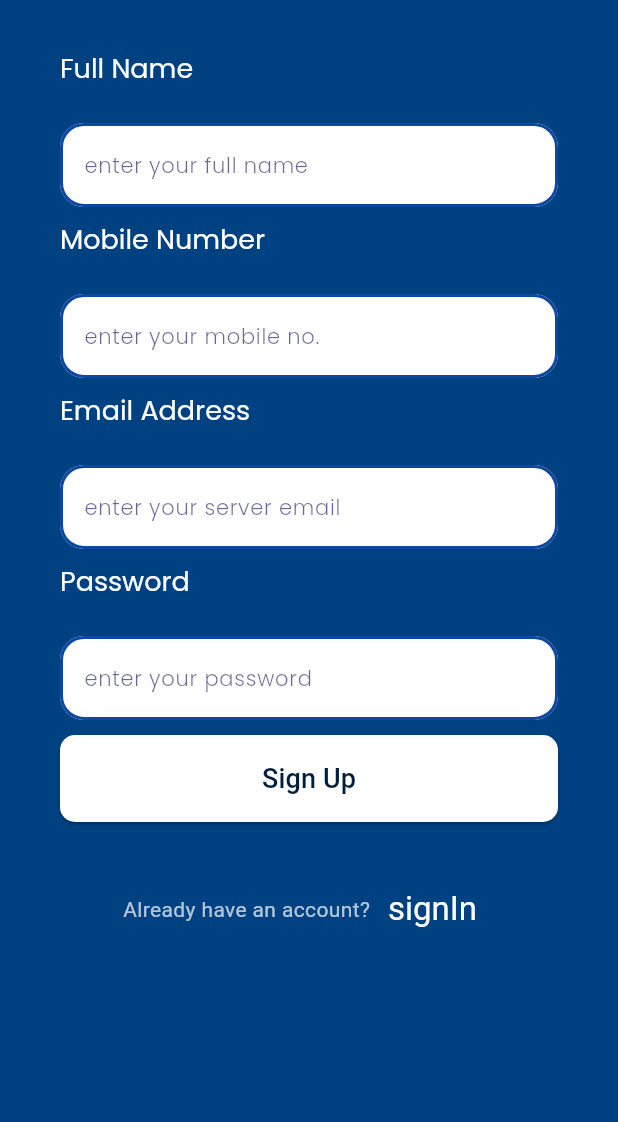
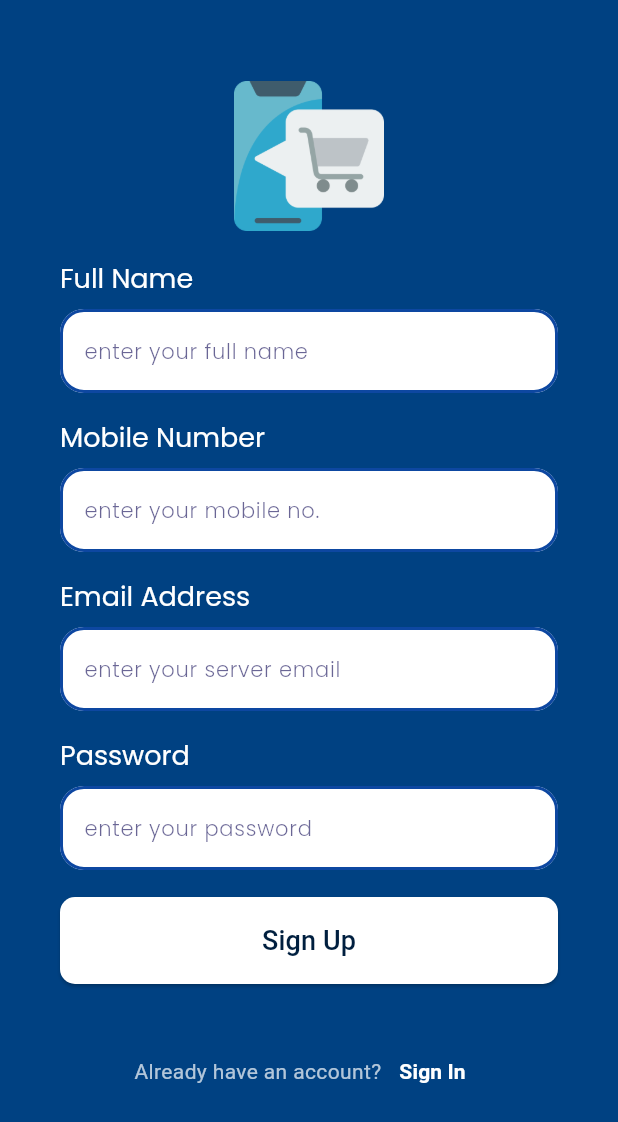
Before and after one commit to Ahmedw2uw/e-commerce_suba, a Flutter app: the screen it shows after launch, after a tap on "Sign Up", on a phone screen of 412 x 824 dp. Shown: the top 1122 px of the screen. Run offline on Flutter 3.47's test engine with Material 3 defaults, Android fonts, the phone set to English and light mode, and no system bars; our stand-ins replace cached_network_image, dots_indicator, flutter_bloc, flutter_svg, google_fonts, icons_plus.

Commit message:
Fixed login navigation and removed AppRouter

```diff
--- a/lib/core/routing/routes.dart
+++ /dev/null
@@ -1,3 +0,0 @@
-abstract class Routes {
-  static const String navigationRoute = "/navigation";
-}
--- a/lib/core/widgets/custom_search_field.dart
+++ b/lib/core/widgets/custom_search_field.dart
@@ -1,4 +1,3 @@
-import 'package:e_commerce/core/l10n/translations/app_localizations.dart';
 import 'package:e_commerce/core/utils/app_assets.dart';
 import 'package:flutter/material.dart';
 import 'package:flutter_svg/svg.dart';
--- a/lib/features/auth/auth_text_feald.dart
+++ b/lib/features/auth/auth_text_feald.dart
@@ -22,16 +22,20 @@ class AuthTextField extends StatelessWidget {
     return Column(
       crossAxisAlignment: CrossAxisAlignment.start,
       children: [
-
-        Text(title,style: Theme.of(context).textTheme.headlineSmall!.copyWith(color: AppColors.white,fontSize: 18),),
-        const SizedBox(height: 24,),
+        Text(
+          title,
+          style: Theme.of(context).textTheme.headlineSmall!.copyWith(
+            color: AppColors.white,
+            fontSize: 18,
+          ),
+        ),
+        const SizedBox(height: 8),
         TextFormField(
           controller: controller,
-          validator:validator ,
+          validator: validator,
 
           obscureText: obscureText,
           decoration: InputDecoration(
-
             hintText: hintText,
             filled: true,
             fillColor: Colors.white,
@@ -49,8 +53,8 @@ class AuthTextField extends StatelessWidget {
             ),
           ),
           style: const TextStyle(color: Colors.black87),
-
         ),
+        const SizedBox(height: 8),
       ],
     );
   }
--- a/lib/features/auth/login/login.dart
+++ b/lib/features/auth/login/login.dart
@@ -5,7 +5,7 @@ import 'package:e_commerce/features/navigation_layout/navigation_view.dart';
 import 'package:flutter/material.dart';
 
 class Login extends StatelessWidget {
-  static const String routeName = "login";
+  static const String routeName = "/login";
 
   final TextEditingController emailController = TextEditingController();
   final TextEditingController passwordController = TextEditingController();
@@ -19,8 +19,7 @@ class Login extends StatelessWidget {
       body: SafeArea(
         child: Padding(
           padding: const EdgeInsets.all(20.0),
-          child: Column(
-            crossAxisAlignment: CrossAxisAlignment.start,
+          child: ListView(
             children: [
               const SizedBox(height: 40),
               Center(child: Image.asset(AppImages.logo, height: 100)),
@@ -122,15 +121,16 @@ class Login extends StatelessWidget {
                 ),
               ),
               const SizedBox(height: 25),
+
               Row(
                 mainAxisAlignment: MainAxisAlignment.center,
                 children: [
                   const Text(
                     "Don't have an account? ",
-                    style: TextStyle(fontSize: 18, color: AppColors.white),
+                    style: TextStyle(color: Colors.white70),
                   ),
-                  GestureDetector(
-                    onTap: () {
+                  TextButton(
+                    onPressed: () {
                       Navigator.pushReplacementNamed(context, SignUp.routeName);
                     },
                     child: const Text(
--- a/lib/features/auth/regester/register.dart
+++ b/lib/features/auth/regester/register.dart
@@ -1,9 +1,11 @@
 import 'package:e_commerce/core/theme/app_colors.dart';
+import 'package:e_commerce/core/utilits/app_assets.dart';
 import 'package:e_commerce/features/auth/auth_text_feald.dart';
 import 'package:e_commerce/features/auth/login/login.dart';
 import 'package:e_commerce/features/navigation_layout/navigation_view.dart';
 import 'package:flutter/material.dart';
 
+// ignore: must_be_immutable
 class SignUp extends StatelessWidget {
   static const String routeName = '/register';
   SignUp({super.key});
@@ -24,8 +26,7 @@ class SignUp extends StatelessWidget {
         child: SafeArea(
           child: Padding(
             padding: const EdgeInsets.symmetric(horizontal: 16),
-            child: Column(
-              crossAxisAlignment: CrossAxisAlignment.stretch,
+            child: ListView(
               children: [
                 const SizedBox(height: 10),
 
@@ -38,6 +39,9 @@ class SignUp extends StatelessWidget {
                   child: Column(
                     crossAxisAlignment: CrossAxisAlignment.stretch,
                     children: [
+                      const SizedBox(height: 20),
+                      Center(child: Image.asset(AppImages.logo, height: 100)),
+                      const SizedBox(height: 20),
                       AuthTextField(
                         title: "Full Name",
                         hintText: "enter your full name",
@@ -104,10 +108,11 @@ class SignUp extends StatelessWidget {
                       onPressed: () {
                         Navigator.pushNamed(context, Login.routeName);
                       },
-                      child: Text(
-                        "signIn",
-                        style: Theme.of(context).textTheme.titleLarge!.copyWith(
+                      child: const Text(
+                        "Sign In",
+                        style: TextStyle(
                           color: AppColors.white,
+                          fontWeight: FontWeight.bold,
                         ),
                       ),
                     ),
```
Also changed, not shown: lib/core/constants/api_constants.dart (deleted, +0 -20 lines), lib/core/routing/app_router.dart (deleted, +0 -30 lines), lib/features/splash/splash.dart (line endings or trailing spaces).
